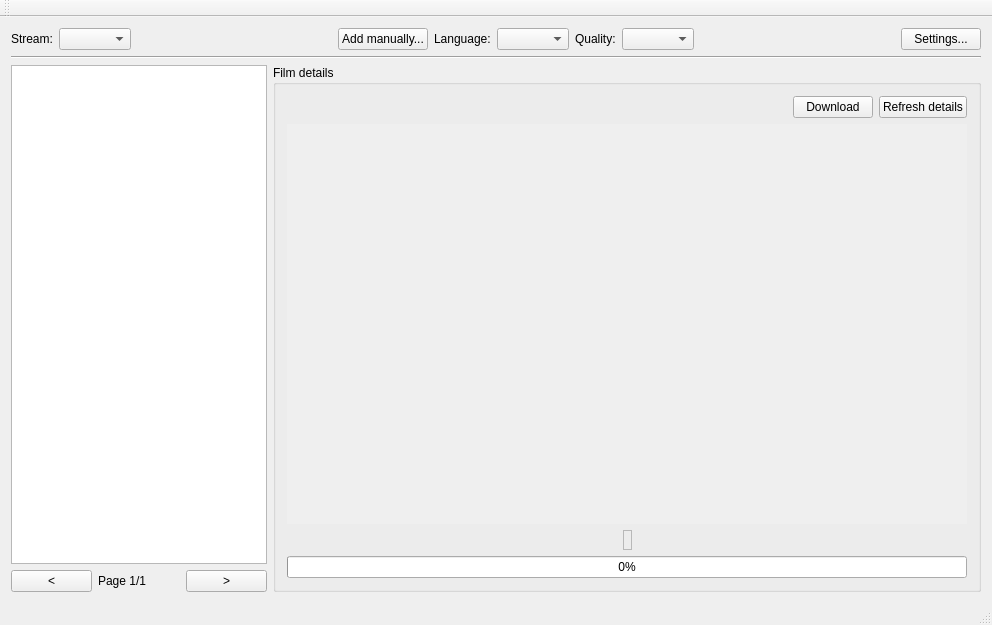
Old version of the form mainwindow.ui in the repository Tofee/artefetcher.
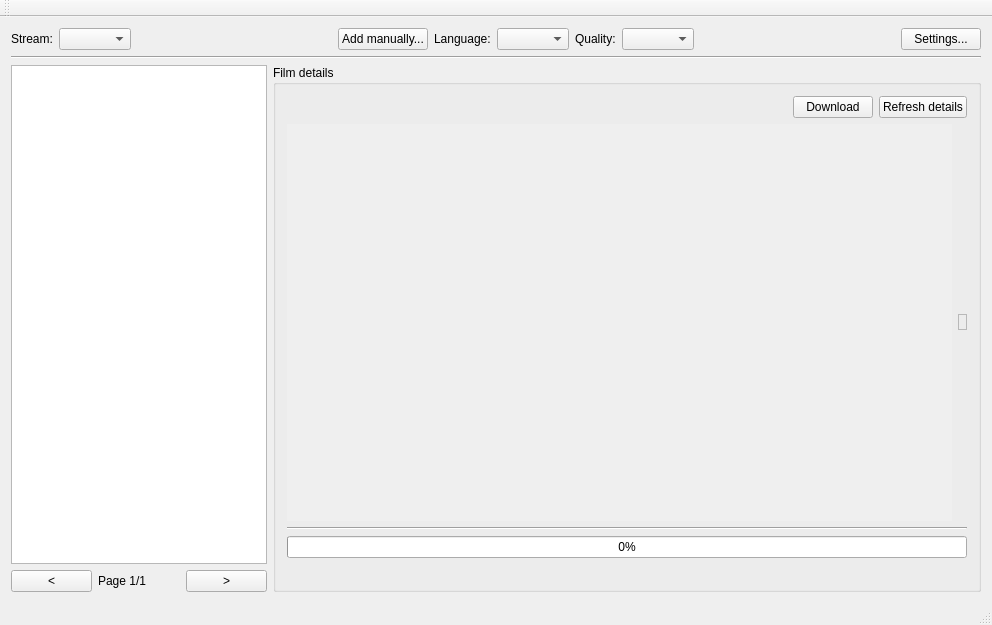
New version of the form. Icons and pictures are not drawn.

```diff
--- a/mainwindow.ui
+++ b/mainwindow.ui
@@ -197,6 +197,8 @@
           </layout>
          </item>
          <item>
+          <layout class="QHBoxLayout" name="horizontalLayout_5">
+           <item>
           <widget class="QScrollArea" name="scrollArea">
            <property name="frameShape">
             <enum>QFrame::NoFrame</enum>
@@ -215,8 +217,8 @@
              <rect>
               <x>0</x>
               <y>0</y>
-              <width>706</width>
-              <height>417</height>
+                <width>688</width>
+                <height>416</height>
              </rect>
             </property>
             <layout class="QVBoxLayout" name="verticalLayout_3">
@@ -238,22 +240,13 @@
           </widget>
          </item>
          <item>
-          <layout class="QHBoxLayout" name="horizontalLayout_5">
-           <item>
-            <spacer name="horizontalSpacer_4">
-             <property name="orientation">
-              <enum>Qt::Horizontal</enum>
-             </property>
-             <property name="sizeHint" stdset="0">
-              <size>
-               <width>40</width>
-               <height>20</height>
-              </size>
-             </property>
-            </spacer>
-           </item>
-           <item>
             <widget class="QLabel" name="previewLabel">
+             <property name="sizePolicy">
+              <sizepolicy hsizetype="Fixed" vsizetype="Fixed">
+               <horstretch>0</horstretch>
+               <verstretch>0</verstretch>
+              </sizepolicy>
+             </property>
              <property name="frameShape">
               <enum>QFrame::StyledPanel</enum>
              </property>
@@ -264,21 +257,15 @@
               <bool>true</bool>
              </property>
             </widget>
+           </item>
+          </layout>
            </item>
            <item>
-            <spacer name="horizontalSpacer_5">
+          <widget class="Line" name="line_2">
              <property name="orientation">
               <enum>Qt::Horizontal</enum>
              </property>
-             <property name="sizeHint" stdset="0">
-              <size>
-               <width>40</width>
-               <height>20</height>
-              </size>
-             </property>
-            </spacer>
-           </item>
-          </layout>
+          </widget>
          </item>
          <item>
           <widget class="QProgressBar" name="progressBar">
@@ -287,6 +274,13 @@
            </property>
           </widget>
          </item>
+         <item>
+          <widget class="QLabel" name="downloadLabel">
+           <property name="text">
+            <string/>
+           </property>
+          </widget>
+         </item>
         </layout>
        </widget>
       </item>
```
Left out of the diff: 5 changed lines with no effect on the pictures. Lines whose indentation alone changed are shown as unchanged.
